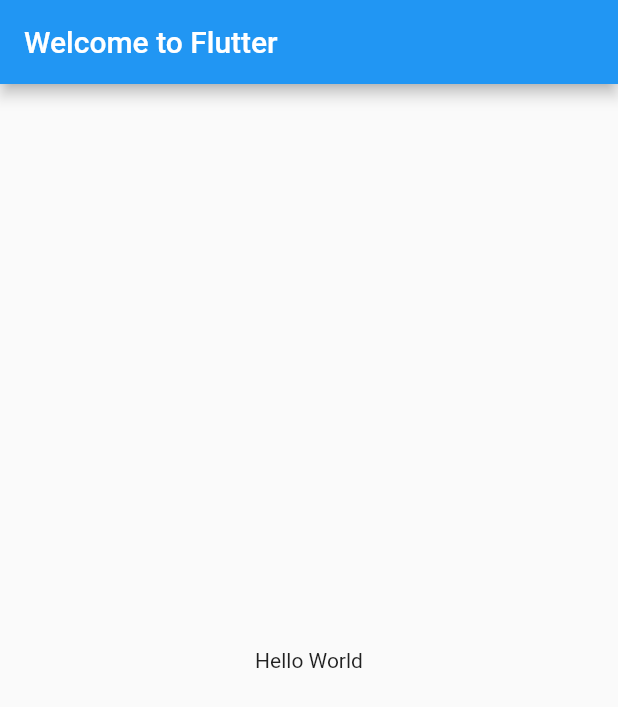
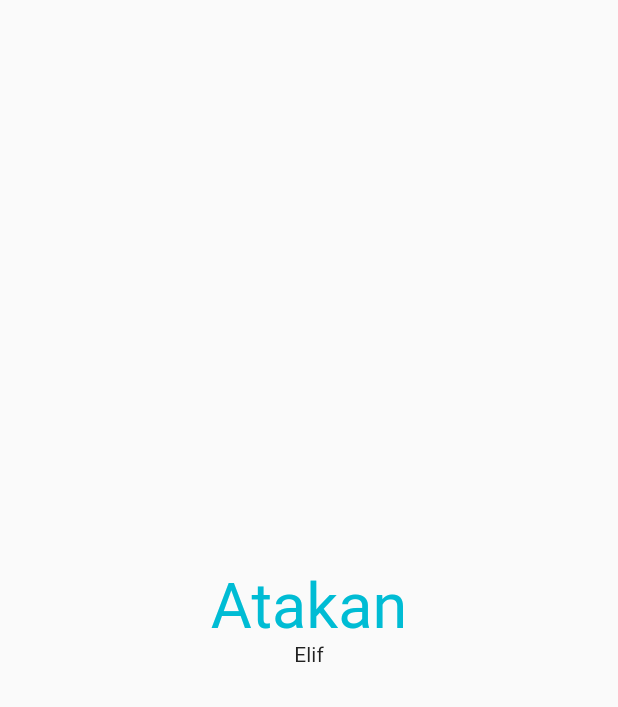
Before and after one commit to enesbilik/flutter-lessons, a Flutter app: the screen it shows after launch, on a phone screen of 412 x 824 dp. Shown: the top 707 px of the screen. Run offline on Flutter 3.47's test engine with Material 2 defaults, Android fonts, the phone set to English and light mode, and no system bars.

Commit message:
new files added

```diff
--- /dev/null
+++ b/week2/lib/center_examples.dart
@@ -0,0 +1,16 @@
+import 'package:flutter/material.dart';
+
+//TODO: ekranın ortasında bir yazı olsun
+
+class CenterExams extends StatelessWidget {
+  @override
+  Widget build(BuildContext context) {
+    return MaterialApp(
+      home: Scaffold(
+        body: Center(
+          child: Text("Atakan", textScaleFactor: 3),
+        ),
+      ),
+    );
+  }
+}
--- a/week2/lib/main.dart
+++ b/week2/lib/main.dart
@@ -1,26 +1,33 @@
 import 'package:flutter/material.dart';
 
-import 'example1.dart';
-
 void main() {
-  runApp(const MyApp());
+  runApp(Enes());
 }
 
-class MyApp extends StatelessWidget {
-  const MyApp({Key? key}) : super(key: key);
+//TODO: ekranın ortasında bir yazı olsun
 
+class Enes extends StatelessWidget {
   @override
   Widget build(BuildContext context) {
     return MaterialApp(
-      title: 'Welcome to Flutter',
       home: Scaffold(
-        appBar: AppBar(
-          title: const Text('Welcome to Flutter'),
-        ),
-        body: const Center(
-          child: Text('Hello World'),
-        ),
-      ),
+          body: Column(
+        mainAxisAlignment: MainAxisAlignment.center,
+        children: [
+          Center(
+            child: Text(
+              "Atakan",
+              style: TextStyle(
+                color: Colors.cyan,
+                fontSize: 42,
+              ),
+            ),
+          ),
+          Text(
+            "Elif",
+          ),
+        ],
+      )),
     );
   }
 }
```
Also changed, not shown: week2/lib/column_examples.dart (added).
